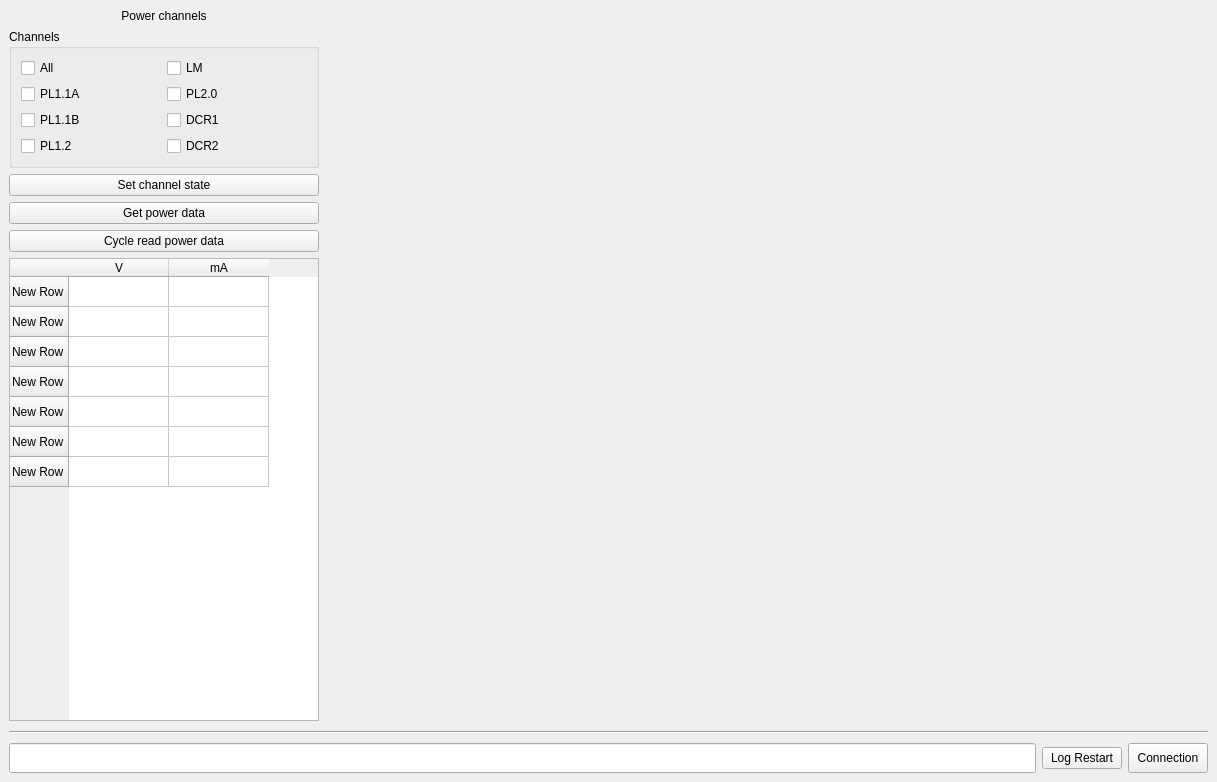
Above: main_win.ui from a-styuf/lm_debug_client before the change. Below: the same form after it.
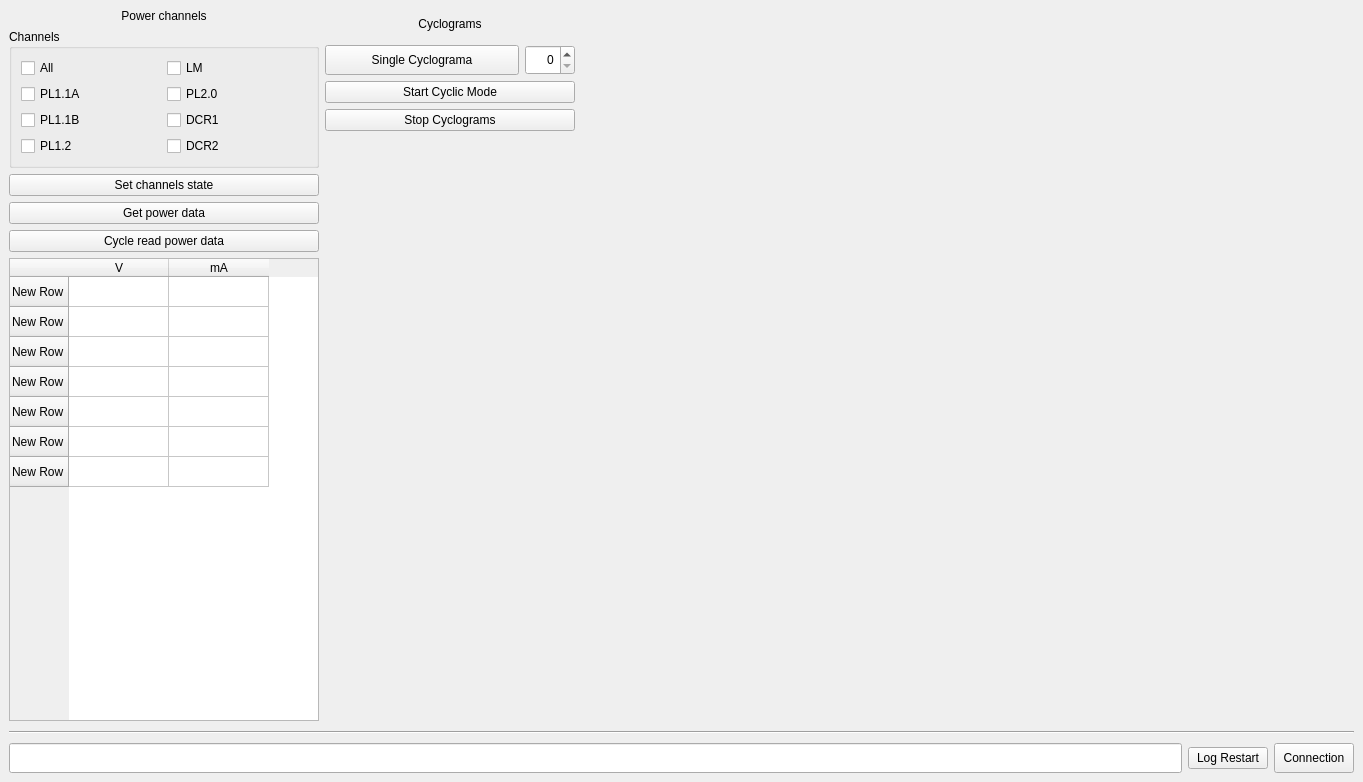
That is the form after the change.

```diff
--- a/main_win.ui
+++ b/main_win.ui
@@ -6,7 +6,7 @@
    <rect>
     <x>0</x>
     <y>0</y>
-    <width>1217</width>
+    <width>1363</width>
     <height>782</height>
    </rect>
   </property>
@@ -15,20 +15,7 @@
   </property>
   <widget class="QWidget" name="centralwidget">
    <layout class="QGridLayout" name="gridLayout_2">
-    <item row="0" column="2">
-     <spacer name="horizontalSpacer">
-      <property name="orientation">
-       <enum>Qt::Horizontal</enum>
-      </property>
-      <property name="sizeHint" stdset="0">
-       <size>
-        <width>921</width>
-        <height>20</height>
-       </size>
-      </property>
-     </spacer>
-    </item>
-    <item row="2" column="1" colspan="2">
+    <item row="2" column="1" colspan="3">
      <layout class="QHBoxLayout" name="horizontalLayout">
       <item>
        <widget class="QLineEdit" name="statusLEdit">
@@ -68,6 +55,25 @@
       </item>
      </layout>
     </item>
+    <item row="1" column="1" colspan="3">
+     <widget class="Line" name="line">
+      <property name="sizePolicy">
+       <sizepolicy hsizetype="MinimumExpanding" vsizetype="Fixed">
+        <horstretch>0</horstretch>
+        <verstretch>0</verstretch>
+       </sizepolicy>
+      </property>
+      <property name="minimumSize">
+       <size>
+        <width>0</width>
+        <height>10</height>
+       </size>
+      </property>
+      <property name="orientation">
+       <enum>Qt::Horizontal</enum>
+      </property>
+     </widget>
+    </item>
     <item row="0" column="1">
      <layout class="QVBoxLayout" name="verticalLayout">
       <item>
@@ -166,7 +172,7 @@
          </sizepolicy>
         </property>
         <property name="text">
-         <string>Set channel state</string>
+         <string>Set channels state</string>
         </property>
        </widget>
       </item>
@@ -265,24 +271,103 @@
       </item>
      </layout>
     </item>
-    <item row="1" column="1" colspan="2">
-     <widget class="Line" name="line">
-      <property name="sizePolicy">
-       <sizepolicy hsizetype="MinimumExpanding" vsizetype="Fixed">
-        <horstretch>0</horstretch>
-        <verstretch>0</verstretch>
-       </sizepolicy>
-      </property>
-      <property name="minimumSize">
-       <size>
-        <width>0</width>
-        <height>10</height>
-       </size>
-      </property>
+    <item row="0" column="3">
+     <spacer name="horizontalSpacer">
       <property name="orientation">
        <enum>Qt::Horizontal</enum>
       </property>
-     </widget>
+      <property name="sizeHint" stdset="0">
+       <size>
+        <width>921</width>
+        <height>20</height>
+       </size>
+      </property>
+     </spacer>
+    </item>
+    <item row="0" column="2">
+     <layout class="QGridLayout" name="gridLayout_3">
+      <item row="3" column="0" colspan="3">
+       <widget class="QPushButton" name="stopCyclsPButton">
+        <property name="text">
+         <string>Stop Cyclograms</string>
+        </property>
+       </widget>
+      </item>
+      <item row="4" column="0" colspan="3">
+       <spacer name="verticalSpacer">
+        <property name="orientation">
+         <enum>Qt::Vertical</enum>
+        </property>
+        <property name="sizeHint" stdset="0">
+         <size>
+          <width>0</width>
+          <height>40</height>
+         </size>
+        </property>
+       </spacer>
+      </item>
+      <item row="1" column="0">
+       <widget class="QPushButton" name="singleCyclPButton">
+        <property name="sizePolicy">
+         <sizepolicy hsizetype="Expanding" vsizetype="Minimum">
+          <horstretch>0</horstretch>
+          <verstretch>0</verstretch>
+         </sizepolicy>
+        </property>
+        <property name="minimumSize">
+         <size>
+          <width>60</width>
+          <height>0</height>
+         </size>
+        </property>
+        <property name="text">
+         <string>Single Cyclograma</string>
+        </property>
+       </widget>
+      </item>
+      <item row="2" column="0" colspan="3">
+       <widget class="QPushButton" name="startCyclsPButton">
+        <property name="text">
+         <string>Start Cyclic Mode</string>
+        </property>
+       </widget>
+      </item>
+      <item row="1" column="1" colspan="2">
+       <widget class="QSpinBox" name="singleCyclSBox">
+        <property name="minimumSize">
+         <size>
+          <width>50</width>
+          <height>30</height>
+         </size>
+        </property>
+        <property name="alignment">
+         <set>Qt::AlignRight|Qt::AlignTrailing|Qt::AlignVCenter</set>
+        </property>
+       </widget>
+      </item>
+      <item row="0" column="0" colspan="3">
+       <widget class="QLabel" name="label_2">
+        <property name="sizePolicy">
+         <sizepolicy hsizetype="Expanding" vsizetype="Preferred">
+          <horstretch>0</horstretch>
+          <verstretch>0</verstretch>
+         </sizepolicy>
+        </property>
+        <property name="minimumSize">
+         <size>
+          <width>250</width>
+          <height>30</height>
+         </size>
+        </property>
+        <property name="text">
+         <string>Cyclograms</string>
+        </property>
+        <property name="alignment">
+         <set>Qt::AlignCenter</set>
+        </property>
+       </widget>
+      </item>
+     </layout>
     </item>
    </layout>
   </widget>
```
